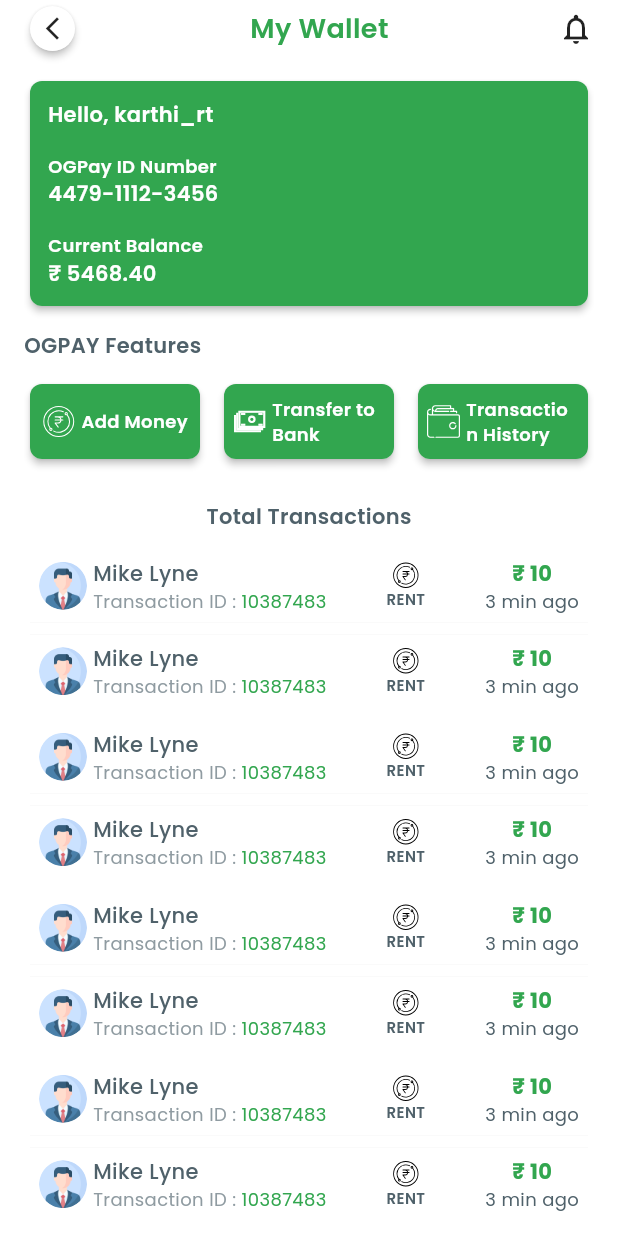
After one commit to karthi-rt/og-pay, a Flutter app: the MyWallet screen opened by its route, on a phone screen of 412 x 824 dp. The commit adds this screen. Run offline on Flutter 3.47's test engine with Material 3 defaults, Android fonts, the phone set to English and light mode, and no system bars; our stand-ins replace carousel_slider, flutter_form_builder, flutter_secure_storage, flutter_svg, flutter_zoom_drawer, get and 1 more; accounts and stored records are empty.

Commit message:
my wallet completed

```diff
--- a/lib/modules/bottom_navigation/home/views/home_screen.dart
+++ b/lib/modules/bottom_navigation/home/views/home_screen.dart
@@ -11,7 +11,7 @@ import 'package:ogpay/core/widgets/app_button.dart';
 import 'package:ogpay/core/widgets/app_card.dart';
 import 'package:ogpay/core/widgets/app_text.dart';
 import 'package:ogpay/modules/bottom_navigation/home/controller/home_controller.dart';
-import 'package:ogpay/modules/bottom_navigation/home/widgets/feature_action_card.dart';
+import '../../../widgets/feature_action_card.dart';
 
 /**
  * Created by karthi_rt on 09-01-2026.
--- a/lib/modules/dashboard_menu/views/dashboard_menu.dart
+++ b/lib/modules/dashboard_menu/views/dashboard_menu.dart
@@ -29,6 +29,7 @@ class _DashboardMenuState extends State<DashboardMenu> {
                 debugPrint("Tapped id $id");
                 if(id == 0) {
                 } else if (id == 1) {
+                  Get.toNamed(AppRoutes.myWallet);
                 } else if (id == 2) {
                   Get.toNamed(AppRoutes.transactionHistory);
                 } else if (id == 3) {
--- a/lib/modules/navigation_drawer/transactions/views/transaction_history.dart
+++ b/lib/modules/navigation_drawer/transactions/views/transaction_history.dart
@@ -12,7 +12,7 @@ import '../../../../core/utils/ui_helper.dart';
 import '../widgets/amount_info_widget.dart';
 
 /**
- * Created by karthi_rt on 12-01-2026.
+ * Created by karthi_rt on 10-03-2026.
  */
 
 class TransactionHistory extends StatefulWidget {
--- /dev/null
+++ b/lib/modules/navigation_drawer/wallet/views/my_wallet.dart
@@ -0,0 +1,169 @@
+import 'package:flutter/material.dart';
+import 'package:flutter_svg/svg.dart';
+import 'package:get/get.dart';
+import 'package:ogpay/core/themes/app_colors.dart' as c;
+import 'package:ogpay/core/resources/app_icons.dart' as ic;
+import 'package:ogpay/core/resources/app_images.dart' as img;
+import 'package:ogpay/core/widgets/app_button.dart';
+import 'package:ogpay/core/widgets/app_card.dart';
+import 'package:ogpay/core/widgets/app_text.dart';
+import '../../../../core/utils/ui_helper.dart';
+import '../../../widgets/feature_action_card.dart';
+
+/**
+ * Created by karthi_rt on 11-03-2026.
+ */
+
+class MyWallet extends StatefulWidget {
+  const MyWallet({super.key});
+
+  @override
+  State<MyWallet> createState() => _MyWalletState();
+}
+
+class _MyWalletState extends State<MyWallet> {
+  @override
+  Widget build(BuildContext context) {
+
+    final double statusBarHeight = MediaQuery.of(context).padding.top;
+
+    return Scaffold(
+        backgroundColor: c.white,
+        body: Container(
+          padding: EdgeInsets.fromLTRB(16, statusBarHeight * 1.5, 16, 0.0),
+          child: SingleChildScrollView(
+            child: Column(
+              crossAxisAlignment: CrossAxisAlignment.center,
+              children: [
+                const Row(
+                  children: [
+                    AppCard(
+                      backgroundColor: c.white,
+                      borderRadius: 36,
+                      shadow: true,
+                      child: Icon(Icons.arrow_back_ios_new, size: 18,),
+                    ),
+                    Expanded(child: AppText("My Wallet", color: c.primary, fontSize: 18, fontWeight: FontWeight.w600, textAlign: TextAlign.center,)),
+                    Icon(Icons.notifications_none_outlined,),
+                  ],
+                ),
+                UIHelper.verticalSpaceM,
+                const AppCard(
+                  padding: EdgeInsets.all(12.0),
+                  borderRadius: 8,
+                  backgroundColor: c.primary,
+                  child: Column(
+                    crossAxisAlignment: CrossAxisAlignment.start,
+                    children: [
+                      Row(
+                        children: [
+                          AppText("Hello, karthi_rt", color: c.white, fontSize: 14, fontWeight: FontWeight.w600,),
+                        ],
+                      ),
+                      UIHelper.verticalSpaceL,
+                      AppText("OGPay ID Number", color: c.white, fontSize: 12, fontWeight: FontWeight.w600,),
+                      AppText("4479-1112-3456", color: c.white, fontSize: 14, fontWeight: FontWeight.w600,),
+                      UIHelper.verticalSpaceL,
+                      AppText("Current Balance", color: c.white, fontSize: 12, fontWeight: FontWeight.w600,),
+                      AppText("₹ 5468.40", color: c.white, fontSize: 14, fontWeight: FontWeight.w600,),
+                    ]
+                  )
+                ),
+                UIHelper.verticalSpaceM,
+                const Column(
+                  crossAxisAlignment: CrossAxisAlignment.start,
+                  children: [
+                    AppText("OGPAY Features", fontSize: 14, fontWeight: FontWeight.w600,),
+                    UIHelper.verticalSpaceM,
+                    IntrinsicHeight(
+                      child: Row(
+                        crossAxisAlignment: CrossAxisAlignment.stretch,
+                        children: [
+                          FeatureActionCard(
+                            iconPath: ic.rupee,
+                            title: "Add Money",
+                            backgroundColor: c.primary,
+                          ),
+                          UIHelper.horizontalSpaceS,
+                          FeatureActionCard(
+                            iconPath: ic.cash,
+                            title: "Transfer to Bank",
+                            backgroundColor: c.primary,
+                          ),
+                          UIHelper.horizontalSpaceS,
+                          FeatureActionCard(
+                            iconPath: ic.wallet,
+                            title: "Transaction History",
+                            backgroundColor: c.primary,
+                          ),
+                        ],
+                      ),
+                    )
+                  ],
+                ),
+                UIHelper.verticalSpaceXXL,
+                const AppText("Total Transactions", fontSize: 14, fontWeight: FontWeight.w600,),
+                UIHelper.verticalSpaceS,
+                ListView.builder(
+                  padding: const EdgeInsets.only(bottom: 30),
+                  itemCount: 16,
+                  shrinkWrap: true,
+                  physics: const NeverScrollableScrollPhysics(),
+                  itemBuilder: (context, index) {
+                    return AppCard(
+                        shadow: false,
+                        backgroundColor: c.white,
+                        child: Row(
+                          mainAxisAlignment: MainAxisAlignment.spaceBetween,
+                          children: [
+                            const Row(
+                              children: [
+                                CircleAvatar(
+                                  radius: 16.0,
+                                  backgroundImage: AssetImage(img.profile),
+                                  backgroundColor: Colors.transparent,
+                                ),
+                                UIHelper.horizontalSpaceXS,
+                                Column(
+                                  crossAxisAlignment: CrossAxisAlignment.start,
+                                  children: [
+                                    AppText("Mike Lyne", fontSize: 14, fontWeight: FontWeight.w500,),
+                                    Text.rich(
+                                      TextSpan(
+                                        children: [
+                                          TextSpan(text: 'Transaction ID : ', style: TextStyle(fontFamily: 'Poppins',fontSize: 12)),
+                                          TextSpan(
+                                            text: '10387483',
+                                            style: TextStyle(fontFamily: 'Poppins',color: c.primary, fontSize: 12),
+                                          ),
+                                        ],
+                                      ),
+                                    ),
+                                  ],
+                                ),
+                              ],
+                            ),
+                            Column(
+                              children: [
+                                SvgPicture.asset(ic.rupee, width: 18, height: 18,),
+                                const AppText("RENT", fontSize: 10, fontWeight: FontWeight.w600,),
+                              ],
+                            ),
+                            const Column(
+                              children: [
+                                AppText("₹ 10", fontSize: 14, color: c.primary, fontWeight: FontWeight.w700,),
+                                AppText("3 min ago", fontSize: 12,),
+                              ],
+                            ),
+                          ],
+                        )
+                    );
+                  },
+                ),
+              ]
+            ),
+          ),
+        )
+    );
+  }
+}
--- a/lib/modules/navigation_drawer/wallet/views/wallet_screen.dart
+++ /dev/null
@@ -1 +0,0 @@
-// C:/Flutter Projects/ogpay/lib/modules/wallet/views/wallet_screen.dart
--- a/lib/modules/bottom_navigation/home/widgets/feature_action_card.dart
+++ b/lib/modules/widgets/feature_action_card.dart
@@ -31,7 +31,7 @@ class FeatureActionCard extends StatelessWidget {
         child: Row(
           mainAxisAlignment: MainAxisAlignment.center,
           children: [
-            SvgPicture.asset(iconPath, width: 22, height: 22,),
+            SvgPicture.asset(iconPath, width: 22, height: 22, color: c.white,),
             UIHelper.horizontalSpaceXS,
             Flexible(
               child: AppText(
--- a/lib/routes/app_routes.dart
+++ b/lib/routes/app_routes.dart
@@ -2,6 +2,7 @@ import 'package:get/get.dart';
 import 'package:ogpay/modules/dashboard_menu/views/dashboard_menu.dart';
 import 'package:ogpay/modules/navigation_drawer/referrals/views/referral_program_screen.dart';
 import 'package:ogpay/modules/navigation_drawer/transactions/views/transaction_history.dart';
+import 'package:ogpay/modules/navigation_drawer/wallet/views/my_wallet.dart';
 import 'package:ogpay/modules/onboarding/controllers/onboarding_controller.dart';
 import 'package:ogpay/modules/onboarding/views/onboarding_screen.dart';
 import 'package:ogpay/modules/splash/controllers/splash_controller.dart';
@@ -17,6 +18,7 @@ class AppRoutes {
   static const dashboardMenu = '/dashboardMenu';
   static const referralProgram = '/referralProgram';
   static const transactionHistory = '/transactionHistory';
+  static const myWallet = '/myWallet';
 
   static final routes = [
     GetPage(
@@ -67,6 +69,15 @@ class AppRoutes {
       transition: Transition.rightToLeftWithFade,
       transitionDuration: const Duration(milliseconds: 400),
     ),
+    GetPage(
+      name: myWallet,
+      page: () => const MyWallet(),
+      /*binding: BindingsBuilder(() {
+        Get.put(OnboardingController());
+      }),*/
+      transition: Transition.rightToLeftWithFade,
+      transitionDuration: const Duration(milliseconds: 400),
+    ),
 
   ];
 }
```
